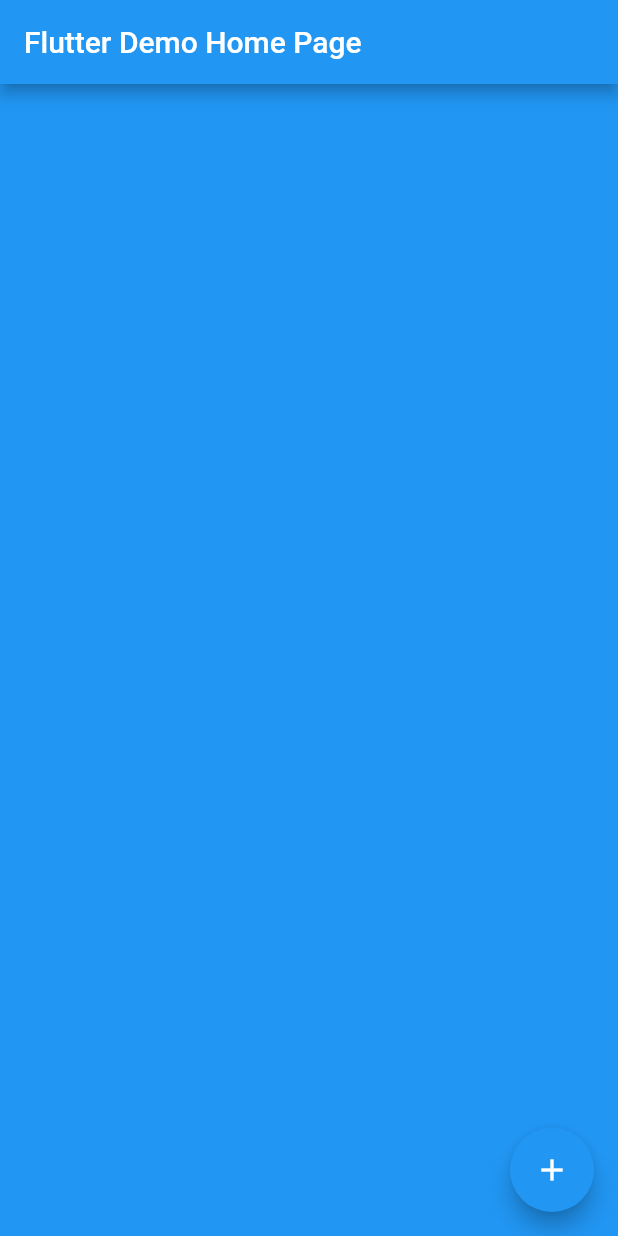
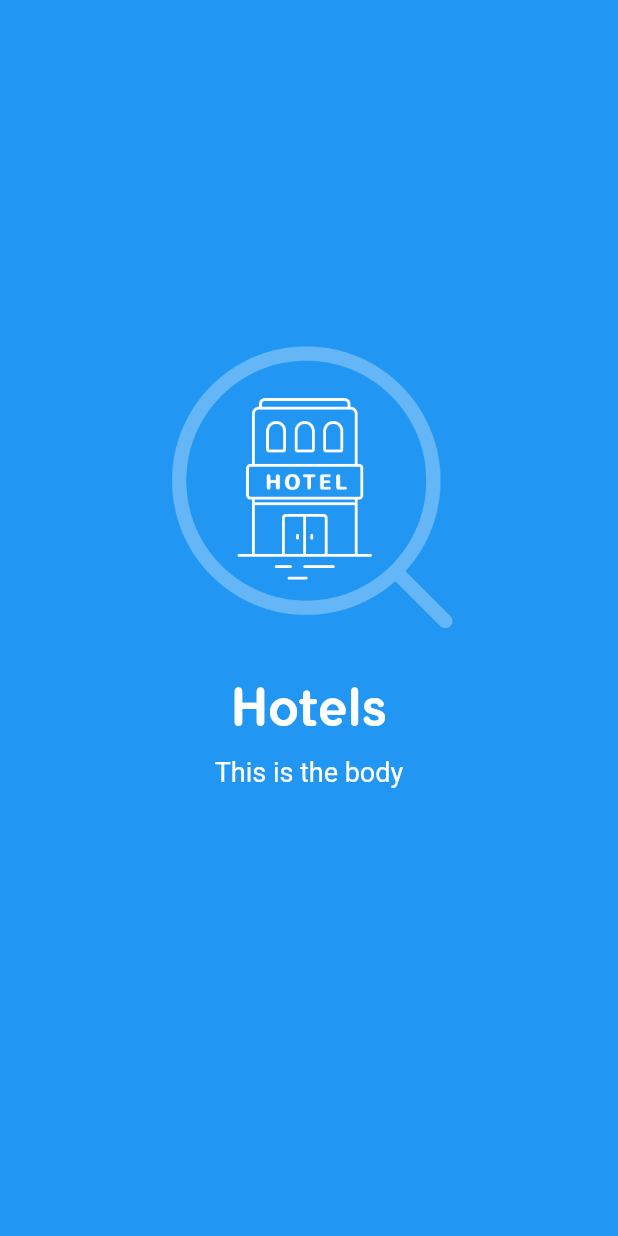
Before and after one commit to AndreyGuitar/Flutter_discovery, a Flutter app: the screen it shows after launch, on a phone screen of 412 x 824 dp. Run offline on Flutter 3.47's test engine with Material 2 defaults, Android fonts, the phone set to English and light mode, and no system bars.

Commit message:
assets and first page started

```diff
--- a/lib/main.dart
+++ b/lib/main.dart
@@ -8,6 +8,7 @@ class MyApp extends StatelessWidget {
   Widget build(BuildContext context) {
     return new MaterialApp(
       title: 'Flutter Demo',
+      debugShowCheckedModeBanner: false,
       theme: new ThemeData(
         // This is the theme of your application.
         //
@@ -19,42 +20,18 @@ class MyApp extends StatelessWidget {
         // counter didn't reset back to zero; the application is not restarted.
         primarySwatch: Colors.blue,
       ),
-      home: new MyHomePage(title: 'Flutter Demo Home Page'),
+      home: new MyHomePage(),
     );
   }
 }
 
 class MyHomePage extends StatefulWidget {
-  MyHomePage({Key key, this.title}) : super(key: key);
-
-  // This widget is the home page of your application. It is stateful, meaning
-  // that it has a State object (defined below) that contains fields that affect
-  // how it looks.
-
-  // This class is the configuration for the state. It holds the values (in this
-  // case the title) provided by the parent (in this case the App widget) and
-  // used by the build method of the State. Fields in a Widget subclass are
-  // always marked "final".
-
-  final String title;
 
   @override
   _MyHomePageState createState() => new _MyHomePageState();
 }
 
 class _MyHomePageState extends State<MyHomePage> {
-  int _counter = 0;
-
-  void _incrementCounter() {
-    setState(() {
-      // This call to setState tells the Flutter framework that something has
-      // changed in this State, which causes it to rerun the build method below
-      // so that the display can reflect the updated values. If we changed
-      // _counter without calling setState(), then the build method would not be
-      // called again, and so nothing would appear to happen.
-      _counter++;
-    });
-  }
 
   @override
   Widget build(BuildContext context) {
@@ -65,23 +42,49 @@ class _MyHomePageState extends State<MyHomePage> {
     // fast, so that you can just rebuild anything that needs updating rather
     // than having to individually change instances of widgets.
     return new Scaffold(
-      appBar: new AppBar(
-        // Here we take the value from the MyHomePage object that was created by
-        // the App.build method, and use it to set our appbar title.
-        title: new Text(widget.title),
-      ),
       body: new Stack(
         children: <Widget>[
           new Container(
+            width: double.infinity,
             color: Colors.blue,
+            child: new Column(
+              mainAxisAlignment: MainAxisAlignment.center,
+              children: <Widget>[
+                new Padding(
+//                  padding: const EdgeInsets.all(8.0),
+                  padding:  EdgeInsets.only(bottom: 25.0),
+                  child: new Image.asset('assets/hotels.png',
+                    width: 200.0,
+                    height: 200.0,
+                    scale: 2.0,
+                  ),
+                ),
+
+                new Padding(
+                  padding: const EdgeInsets.only(top: 10.0, bottom: 10.0),
+                  child: new Text("Hotels",
+                    style: TextStyle(
+                      color: Colors.white,
+                      fontFamily: 'FlamanteRoma',
+                      fontSize: 34.0
+                    ),
+                  ),
+                ),
+                new Padding(
+                  padding: EdgeInsets.only(bottom: 75.0),
+                  child: new Text('This is the body',
+                    textAlign: TextAlign.center,
+                    style: TextStyle(
+                      color: Colors.white,
+                      fontSize: 18.0
+                    ),
+                  ),
+                )
+              ],
+            ),
           )
         ],
       ),
-      floatingActionButton: new FloatingActionButton(
-        onPressed: _incrementCounter,
-        tooltip: 'Increment',
-        child: new Icon(Icons.add),
-      ), // This trailing comma makes auto-formatting nicer for build methods.
     );
   }
 }
```
Also changed, not shown: pubspec.yaml (+14 -0 lines), assets/banks.png (added), assets/fonts/Flamante-Roma-Medium.ttf (added), assets/fonts/Flamante-Roma-MediumItalic.ttf (added), assets/hotels.png (added), assets/key.old.png (added), assets/key.png (added), assets/shopping_cart.old.png (added), assets/shopping_cart.png (added), assets/stores.png (added), assets/wallet.old.png (added), assets/wallet.png (added), 2 other files.
